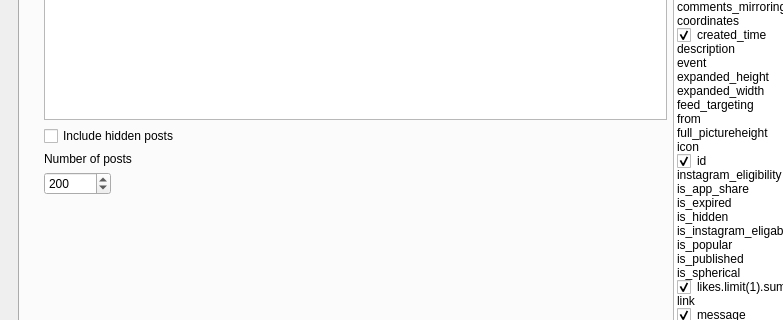
Before: the Qt Designer form ui/mainwindow.ui in ScriptSmith/reaper, drawn with Qt 5; both pictures show x 0 to 783 and y 330 to 650 of the 1333 by 807 pixel window.
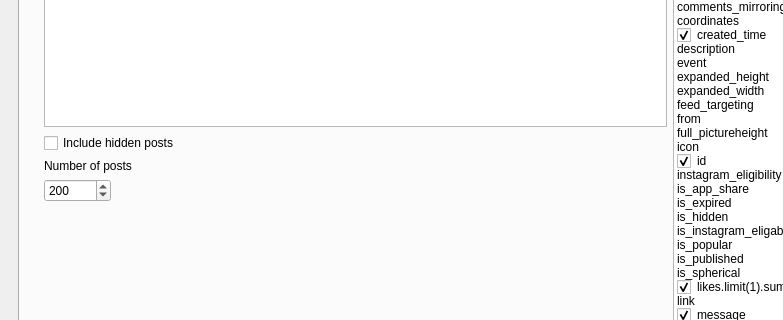
After: the same form once the commit is applied. The open tabs and pages were chosen to show the change.

Commit message: reduce window size

```diff
--- a/ui/mainwindow.ui
+++ b/ui/mainwindow.ui
@@ -823,32 +823,6 @@
                      </spacer>
                     </item>
                     <item row="8" column="0">
-                     <spacer name="verticalSpacer_6">
-                      <property name="orientation">
-                       <enum>Qt::Vertical</enum>
-                      </property>
-                      <property name="sizeHint" stdset="0">
-                       <size>
-                        <width>20</width>
-                        <height>40</height>
-                       </size>
-                      </property>
-                     </spacer>
-                    </item>
-                    <item row="9" column="0">
-                     <spacer name="verticalSpacer_7">
-                      <property name="orientation">
-                       <enum>Qt::Vertical</enum>
-                      </property>
-                      <property name="sizeHint" stdset="0">
-                       <size>
-                        <width>20</width>
-                        <height>40</height>
-                       </size>
-                      </property>
-                     </spacer>
-                    </item>
-                    <item row="10" column="0">
                      <spacer name="verticalSpacer_8">
                       <property name="orientation">
                        <enum>Qt::Vertical</enum>
@@ -861,7 +835,7 @@
                       </property>
                      </spacer>
                     </item>
-                    <item row="11" column="0">
+                    <item row="9" column="0">
                      <spacer name="verticalSpacer_9">
                       <property name="orientation">
                        <enum>Qt::Vertical</enum>
```
Left out of the diff: 2 changed lines with no effect on the pictures. The commit also changes 1 other file.
